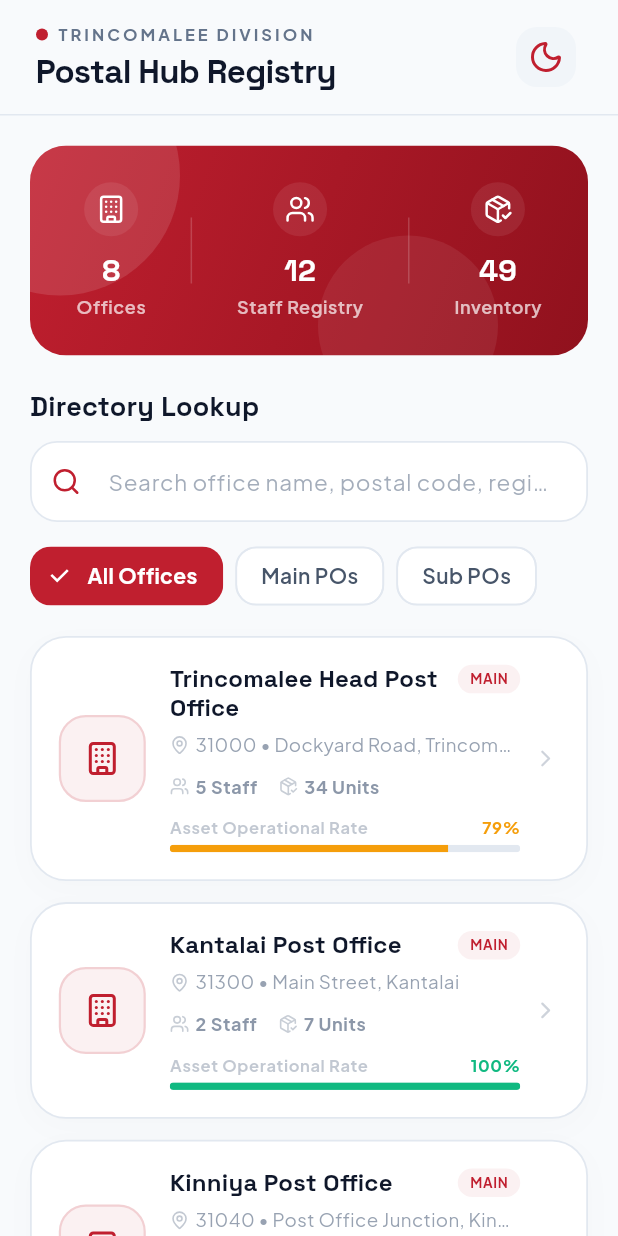
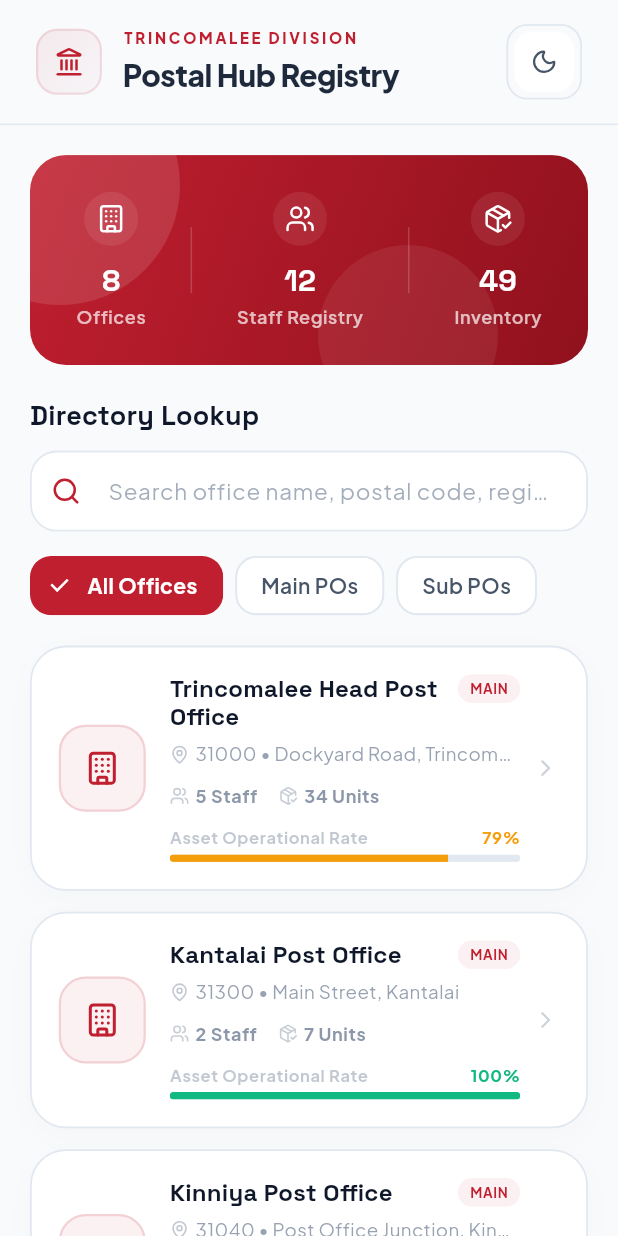
Before and after one commit to Muzakkir-yash/Trincomalee-Post-app, a Flutter app: the screen it shows after launch, on a phone screen of 412 x 824 dp. Run offline on Flutter 3.47's test engine with Material 3 defaults, Android fonts, the phone set to English and light mode, and no system bars; our stand-ins replace cloud_firestore, firebase_core, flutter_lucide, google_fonts; accounts and stored records are empty.

Commit message:
style: Upgrade home screen app bar with premium landmark logo badge and typography

```diff
--- a/lib/screens/home_screen.dart
+++ b/lib/screens/home_screen.dart
@@ -6,6 +6,7 @@ import '../providers/theme_provider.dart';
 import '../models/post_office.dart';
 import '../theme/app_theme.dart';
 import 'detail_screen.dart';
+import 'package:google_fonts/google_fonts.dart';
 
 class HomeScreen extends StatefulWidget {
   const HomeScreen({super.key});
@@ -124,7 +125,7 @@ class _HomeScreenState extends State<HomeScreen> {
 
   Widget _buildAppBar(ThemeData theme, ThemeProvider themeProvider, bool isDark) {
     return Container(
-      padding: const EdgeInsets.symmetric(horizontal: 24, vertical: 14),
+      padding: const EdgeInsets.symmetric(horizontal: 24, vertical: 16),
       decoration: BoxDecoration(
         color: theme.scaffoldBackgroundColor,
         border: Border(
@@ -137,51 +138,84 @@ class _HomeScreenState extends State<HomeScreen> {
       child: Row(
         mainAxisAlignment: MainAxisAlignment.spaceBetween,
         children: [
+          Row(
+            children: [
+              // Professional Logo Emblem
+              Container(
+                width: 44,
+                height: 44,
+                decoration: BoxDecoration(
+                  gradient: LinearGradient(
+                    colors: isDark
+                        ? [const Color(0xFFEF4444).withAlpha(40), const Color(0xFFB91C1C).withAlpha(10)]
+                        : [const Color(0xFFC01F2F).withAlpha(20), const Color(0xFFC01F2F).withAlpha(5)],
+                    begin: Alignment.topLeft,
+                    end: Alignment.bottomRight,
+                  ),
+                  borderRadius: BorderRadius.circular(14),
+                  border: Border.all(
+                    color: isDark ? const Color(0xFFFDA4AF).withAlpha(40) : const Color(0xFFC01F2F).withAlpha(30),
+                    width: 1.5,
+                  ),
+                ),
+                child: Center(
+                  child: Icon(
+                    LucideIcons.landmark,
+                    size: 20,
+                    color: isDark ? const Color(0xFFFDA4AF) : const Color(0xFFC01F2F),
+                  ),
+                ),
+              ),
+              const SizedBox(width: 14),
               Column(
                 crossAxisAlignment: CrossAxisAlignment.start,
                 children: [
-              Row(
-                children: [
-                  Container(
-                    width: 8,
-                    height: 8,
-                    decoration: BoxDecoration(
-                      color: isDark ? const Color(0xFFFDA4AF) : theme.colorScheme.primary,
-                      shape: BoxShape.circle,
+                  Text(
+                    'TRINCOMALEE DIVISION',
+                    style: GoogleFonts.plusJakartaSans(
+                      fontSize: 10,
+                      letterSpacing: 1.8,
+                      fontWeight: FontWeight.w800,
+                      color: isDark ? const Color(0xFFFDA4AF) : const Color(0xFFC01F2F),
                     ),
                   ),
-                  const SizedBox(width: 6),
+                  const SizedBox(height: 3),
                   Text(
-                    'TRINCOMALEE DIVISION',
-                    style: theme.textTheme.labelSmall?.copyWith(
-                      letterSpacing: 2.0,
-                      fontWeight: FontWeight.bold,
-                      color: isDark ? const Color(0xFF94A3B8) : const Color(0xFF64748B),
+                    'Postal Hub Registry',
+                    style: GoogleFonts.plusJakartaSans(
+                      fontSize: 20,
+                      fontWeight: FontWeight.w800,
+                      letterSpacing: -0.3,
+                      color: isDark ? Colors.white : const Color(0xFF1E293B),
                     ),
                   ),
                 ],
               ),
-              const SizedBox(height: 2),
-              Text(
-                'Postal Hub Registry',
-                style: theme.textTheme.titleLarge?.copyWith(
-                  fontSize: 22,
-                  letterSpacing: -0.5,
+            ],
+          ),
+          // Theme Switcher Button styled to be more premium
+          Container(
+            decoration: BoxDecoration(
+              borderRadius: BorderRadius.circular(14),
+              border: Border.all(
+                color: isDark ? const Color(0xFF1E2640) : const Color(0xFFE2E8F0),
+                width: 1.2,
               ),
             ),
-            ],
-          ),
-          IconButton(
+            child: IconButton(
               icon: Icon(
                 themeProvider.isDarkMode ? LucideIcons.sun : LucideIcons.moon,
-              color: isDark ? Colors.amber : theme.colorScheme.primary,
+                color: isDark ? Colors.amber : const Color(0xFF475569),
+                size: 18,
               ),
               onPressed: () {
                 themeProvider.toggleTheme(!themeProvider.isDarkMode);
               },
               style: IconButton.styleFrom(
-              backgroundColor: isDark ? const Color(0xFF151B2C) : const Color(0xFFF1F5F9),
-              shape: RoundedRectangleBorder(borderRadius: BorderRadius.circular(14)),
+                backgroundColor: isDark ? const Color(0xFF0F172A) : Colors.white,
+                shape: RoundedRectangleBorder(borderRadius: BorderRadius.circular(12)),
+                padding: const EdgeInsets.all(10),
+              ),
             ),
           ),
         ],
```
Lines whose indentation alone changed are shown as unchanged.
